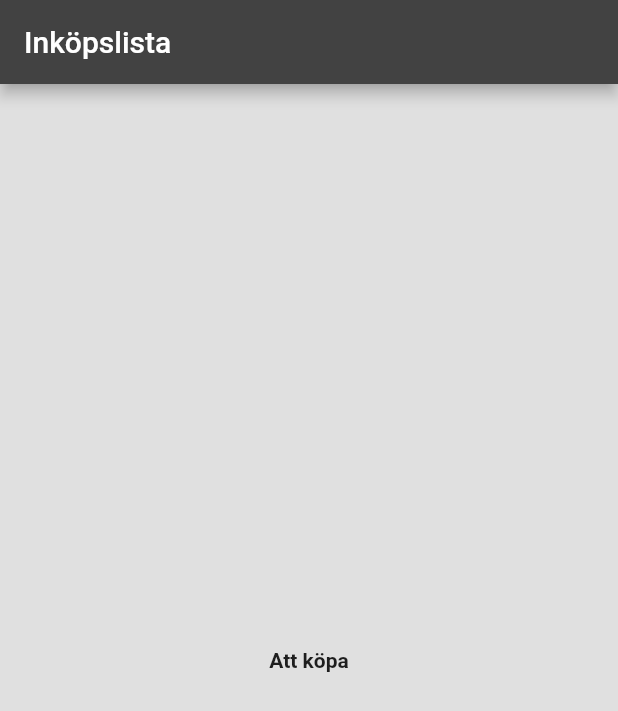
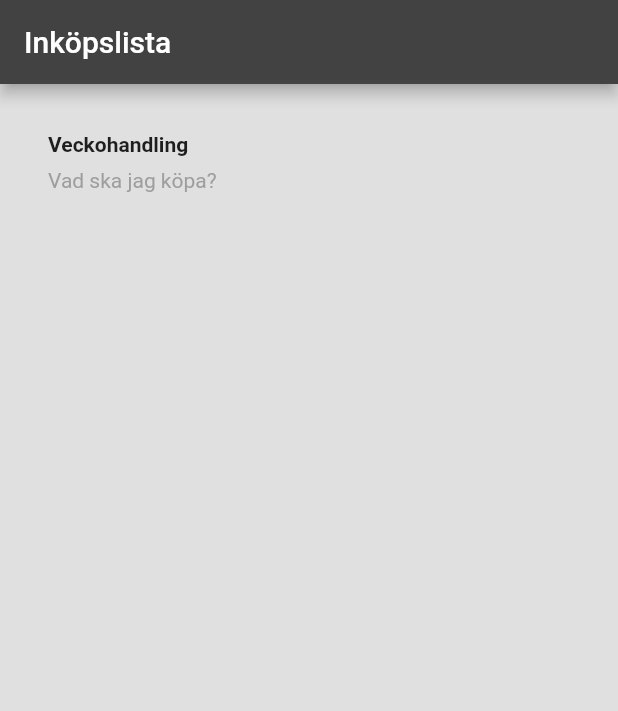
Before and after one commit to msmalinosterberg/flutter-app-veggies.nu, a Flutter app: the screen it shows after launch, on a phone screen of 412 x 824 dp. Shown: the top 711 px of the screen. Run offline on Flutter 3.47's test engine with Material 2 defaults, Android fonts, the phone set to English and light mode, and no system bars.

Commit message:
new iconpic. Added  row with 1 column 2 containers

```diff
--- a/lib/main.dart
+++ b/lib/main.dart
@@ -5,14 +5,47 @@
 class FoodApp extends StatelessWidget {
   @override
   Widget build(BuildContext context) {
+    Widget titleSection = Container(
+      padding: const EdgeInsets.all(32),
+      child: Row(
+        children: [
+          Expanded(
+            /*1*/
+            child: Column(
+              crossAxisAlignment: CrossAxisAlignment.start,
+              children: [
+                /*2*/
+                Container(
+                  padding: const EdgeInsets.only(bottom: 8),
+                  child: Text(
+                    'Veckohandling',
+                    style: TextStyle(
+                      fontWeight: FontWeight.bold,
+                    ),
+                  ),
+                ),
+                Text(
+                  'Vad ska jag köpa?',
+                  style: TextStyle(
+                    color: Colors.grey[500],
+                  ),
+                ),
+              ],
+            ),
+          ),
+        ],
+        // Nästa rad
+      ),
+    );
     return MaterialApp(
       title: 'Inköpslista',
       home: Scaffold(
           appBar: AppBar(
               title: Text('Inköpslista'), backgroundColor: Colors.grey[800]),
-          body: Center(
-            child:
-                Text('Att köpa', style: TextStyle(fontWeight: FontWeight.bold)),
+          body: Column(
+            children: [
+              titleSection,
+            ],
           ),
           backgroundColor: Colors.grey[300]),
     );
```
